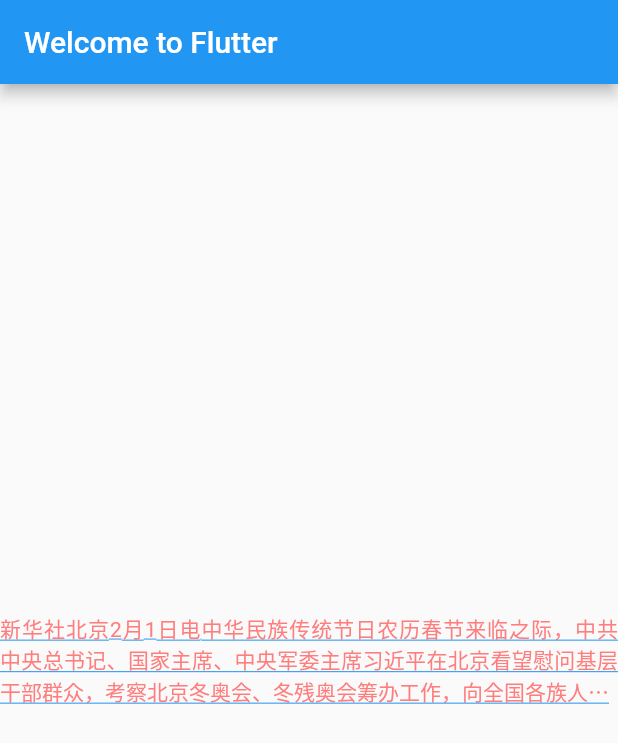
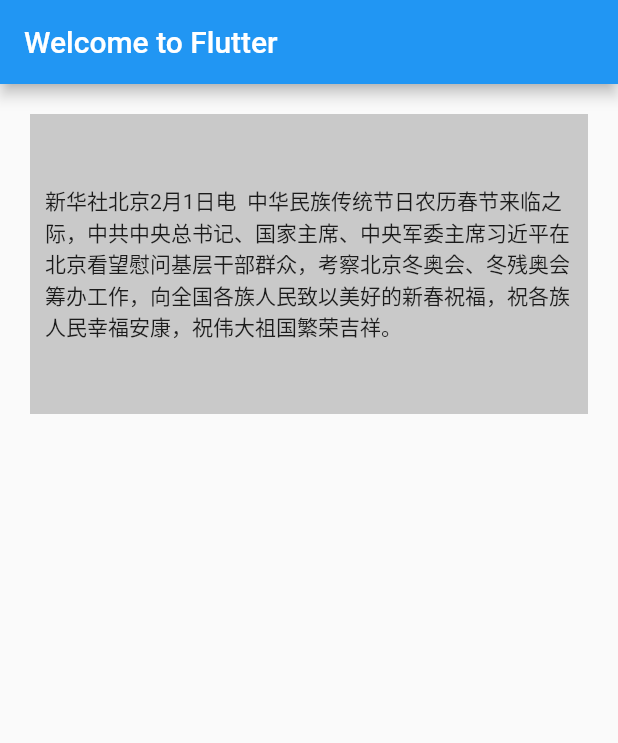
Before and after one commit to lanxuexing/flutter2study, a Flutter app: the screen it shows after launch, on a phone screen of 412 x 824 dp. Shown: the top 743 px of the screen. Run offline on Flutter 3.47's test engine with Material 2 defaults, Android fonts, the phone set to English and light mode, and no system bars.

Commit message:
Container Widget

```diff
--- a/lib/main.dart
+++ b/lib/main.dart
@@ -25,6 +25,41 @@
 /**
  * 2.Text Widget
  */
+// import 'package:flutter/material.dart';
+
+// void main() => runApp(MyApp());
+
+// class MyApp extends StatelessWidget {
+//   @override
+//   Widget build(BuildContext context) {
+//     return MaterialApp(
+//       title: 'Flutter Text Widget Demo',
+//       home: Scaffold(
+//         appBar: AppBar(
+//           title: Text('Welcome to Flutter'),
+//         ),
+//         body: Center(
+//           child: Text(
+//             '新华社北京2月1日电  中华民族传统节日农历春节来临之际，中共中央总书记、国家主席、中央军委主席习近平在北京看望慰问基层干部群众，考察北京冬奥会、冬残奥会筹办工作，向全国各族人民致以美好的新春祝福，祝各族人民幸福安康，祝伟大祖国繁荣吉祥。',
+//             textAlign: TextAlign.justify,
+//             maxLines: 3,
+//             overflow: TextOverflow.ellipsis, // 设置文字溢出...表示
+//             style: TextStyle(
+//               color: Color.fromARGB(255, 255, 125, 125),
+//               decoration: TextDecoration.underline,
+//               decorationColor: Color(0xff2b98f0),
+//               fontSize: 14.0
+//             ),
+//           ),
+//         ),
+//       ),
+//     );
+//   }
+// }
+
+/**
+ * 3.Container Widget
+ */
 import 'package:flutter/material.dart';
 
 void main() => runApp(MyApp());
@@ -33,24 +68,19 @@ class MyApp extends StatelessWidget {
   @override
   Widget build(BuildContext context) {
     return MaterialApp(
-      title: 'Flutter Text Widget Demo',
+      title: 'Flutter Container Widget Demo',
       home: Scaffold(
         appBar: AppBar(
           title: Text('Welcome to Flutter'),
         ),
-        body: Center(
-          child: Text(
-            '新华社北京2月1日电  中华民族传统节日农历春节来临之际，中共中央总书记、国家主席、中央军委主席习近平在北京看望慰问基层干部群众，考察北京冬奥会、冬残奥会筹办工作，向全国各族人民致以美好的新春祝福，祝各族人民幸福安康，祝伟大祖国繁荣吉祥。',
-            textAlign: TextAlign.justify,
-            maxLines: 3,
-            overflow: TextOverflow.ellipsis, // 设置文字溢出...表示
-            style: TextStyle(
-              color: Color.fromARGB(255, 255, 125, 125),
-              decoration: TextDecoration.underline,
-              decorationColor: Color(0xff2b98f0),
-              fontSize: 14.0
-            ),
-          ),
+        body: Container(
+          child: Text('新华社北京2月1日电  中华民族传统节日农历春节来临之际，中共中央总书记、国家主席、中央军委主席习近平在北京看望慰问基层干部群众，考察北京冬奥会、冬残奥会筹办工作，向全国各族人民致以美好的新春祝福，祝各族人民幸福安康，祝伟大祖国繁荣吉祥。'),
+          alignment: Alignment.center,
+          color: Color(0xffc9c9c9),
+          width: 400.0,
+          height: 200.0,
+          margin: EdgeInsets.all(20.0),
+          padding: EdgeInsets.all(10.0),
         ),
       ),
     );
```
